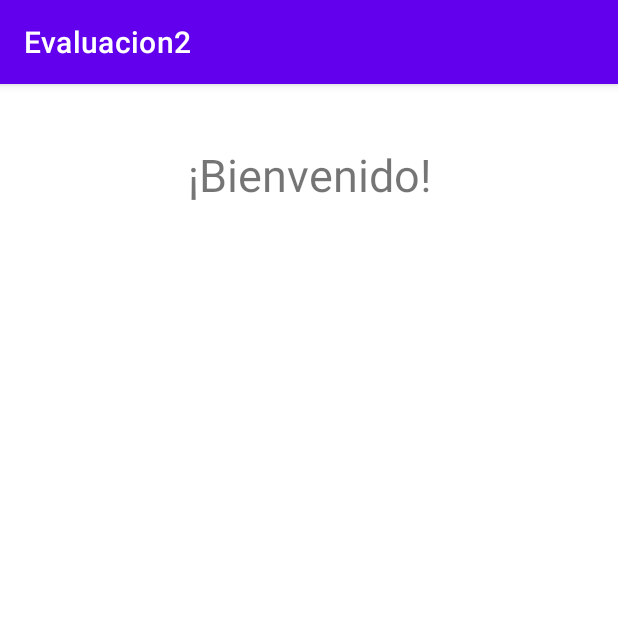
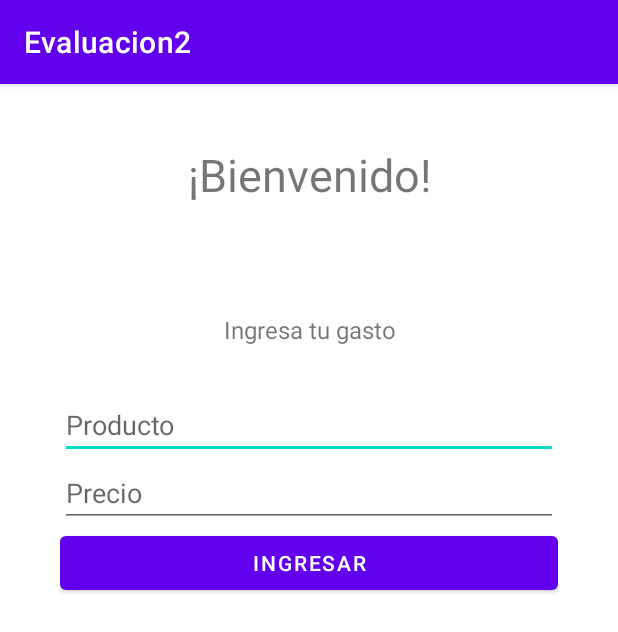
Before and after one commit to alonsoanavalon/androidFirebase, an Android app: the crear screen opened directly, with no data from a screen before it, on a phone screen of 412 x 824 dp. Shown: the top 632 px of the screen. Run offline under Robolectric (Android 15) with nearby library versions, the phone set to English and light mode, and no system bars; our stand-ins replace Firebase (no records; nobody signed in at launch, a user with empty details on screens opened directly); 1 statement that could not run was skipped.

Commit message:
me traigo los datos OK necesito terminar vistalistada

```diff
--- a/app/src/main/java/com/example/evaluacion2/MainActivity.java
+++ b/app/src/main/java/com/example/evaluacion2/MainActivity.java
@@ -100,7 +100,9 @@ public class MainActivity extends AppCompatActivity {
     private void updateUI(FirebaseUser user) {
 
         if (user != null) {
-            Intent I = new Intent(MainActivity.this, crear.class);
+            Intent I = new Intent(MainActivity.this, listar.class);
+            System.out.println(user.getEmail());
+
             I.putExtra("nombre", "alonso"); // aca tengo que ver como obtener user.getUser();
             I.putExtra("email", user.getEmail());
             startActivity(I);
--- a/app/src/main/java/com/example/evaluacion2/crear.java
+++ b/app/src/main/java/com/example/evaluacion2/crear.java
@@ -2,22 +2,84 @@ package com.example.evaluacion2;
 
 import androidx.appcompat.app.AppCompatActivity;
 
+import android.app.ProgressDialog;
+import android.content.Intent;
 import android.os.Bundle;
+import android.view.View;
+import android.widget.Button;
+import android.widget.EditText;
 import android.widget.TextView;
+
+import com.google.android.gms.tasks.OnCompleteListener;
+import com.google.android.gms.tasks.OnFailureListener;
+import com.google.android.gms.tasks.Task;
+import com.google.firebase.firestore.FirebaseFirestore;
+
+import java.util.HashMap;
+import java.util.Map;
+import android.widget.Toast;
+import androidx.annotation.NonNull;
+import java.util.UUID;
+
 
 public class crear extends AppCompatActivity {
 
     TextView displayName;
+    EditText precio, producto;
+    Button buttonCrear;
+    //btn
+    ProgressDialog pd;
+    FirebaseFirestore db;
 
     @Override
     protected void onCreate(Bundle savedInstanceState) {
         super.onCreate(savedInstanceState);
         setContentView(R.layout.activity_crear);
+        pd = new ProgressDialog(this);
+        db = FirebaseFirestore.getInstance();
         Bundle datos = getIntent().getExtras();
         String nombre = datos.getString("nombre");
         displayName = findViewById(R.id.displayName);
         displayName.setText(nombre);
+        precio = findViewById(R.id.precioGasto);
+        producto = findViewById(R.id.productoGasto);
+        buttonCrear = findViewById(R.id.btnIngresarGasto);
+
+        buttonCrear.setOnClickListener(new View.OnClickListener() {
+            @Override
+            public void onClick(View view) {
+                String parsedProducto = producto.getText().toString();
+                String parsedPrecio = precio.getText().toString();
+                subirDatos(parsedProducto, parsedPrecio);
+            }
+        });
     }
+
+
+                private void subirDatos(String producto, String precio) {
+
+                pd.setTitle("Agregando datos a Firebase");
+                pd.show();
+                String id = UUID.randomUUID().toString();
+                Map<String, Object> registro = new HashMap<String,Object>();
+                registro.put("producto", producto);
+                registro.put("precio", precio);
+                db.collection("Documentos").document(id).set(registro)
+                        .addOnCompleteListener(new OnCompleteListener<Void>() {
+                            @Override
+                            public void onComplete(@NonNull Task<Void> task) {
+                                pd.dismiss();
+                                Toast.makeText(crear.this,"grabado con exito",Toast.LENGTH_LONG).show();
+                            }
+                        })
+                        .addOnFailureListener(new OnFailureListener() {
+                            @Override
+                            public void onFailure(@NonNull Exception e) {
+                                pd.dismiss();
+                                Toast.makeText(crear.this,e.getMessage(),Toast.LENGTH_LONG).show();
+                            }
+                        });
+            }
 
 
 
--- a/app/src/main/res/layout/activity_crear.xml
+++ b/app/src/main/res/layout/activity_crear.xml
@@ -24,5 +24,36 @@
         android:textAlignment="center"
         android:textSize="16sp" />
 
+    <TextView
+        android:id="@+id/textView"
+        android:layout_width="match_parent"
+        android:layout_height="wrap_content"
+        android:layout_marginBottom="30sp"
+        android:text="Ingresa tu gasto"
+        android:textAlignment="center"
+        android:textSize="16sp" />
+
+    <EditText
+        android:id="@+id/productoGasto"
+        android:layout_width="match_parent"
+        android:layout_height="wrap_content"
+        android:ems="10"
+        android:hint="Producto"
+        android:inputType="text" />
+
+    <EditText
+        android:id="@+id/precioGasto"
+        android:layout_width="match_parent"
+        android:layout_height="wrap_content"
+        android:ems="10"
+        android:hint="Precio"
+        android:inputType="text" />
+
+    <Button
+        android:id="@+id/btnIngresarGasto"
+        android:layout_width="match_parent"
+        android:layout_height="wrap_content"
+        android:text="Ingresar" />
+
 
 </LinearLayout>
```
Also changed, not shown: app/src/main/java/com/example/evaluacion2/listar.java (+44 -0 lines), app/src/main/res/layout/activity_listar.xml (+9 -4 lines).
